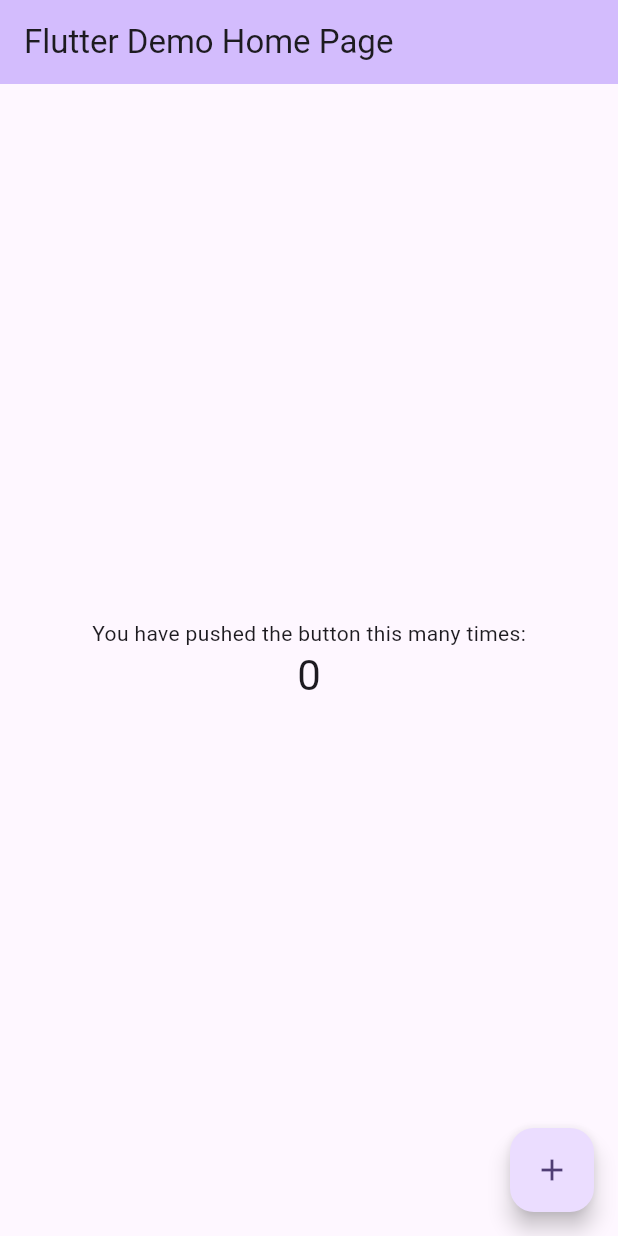
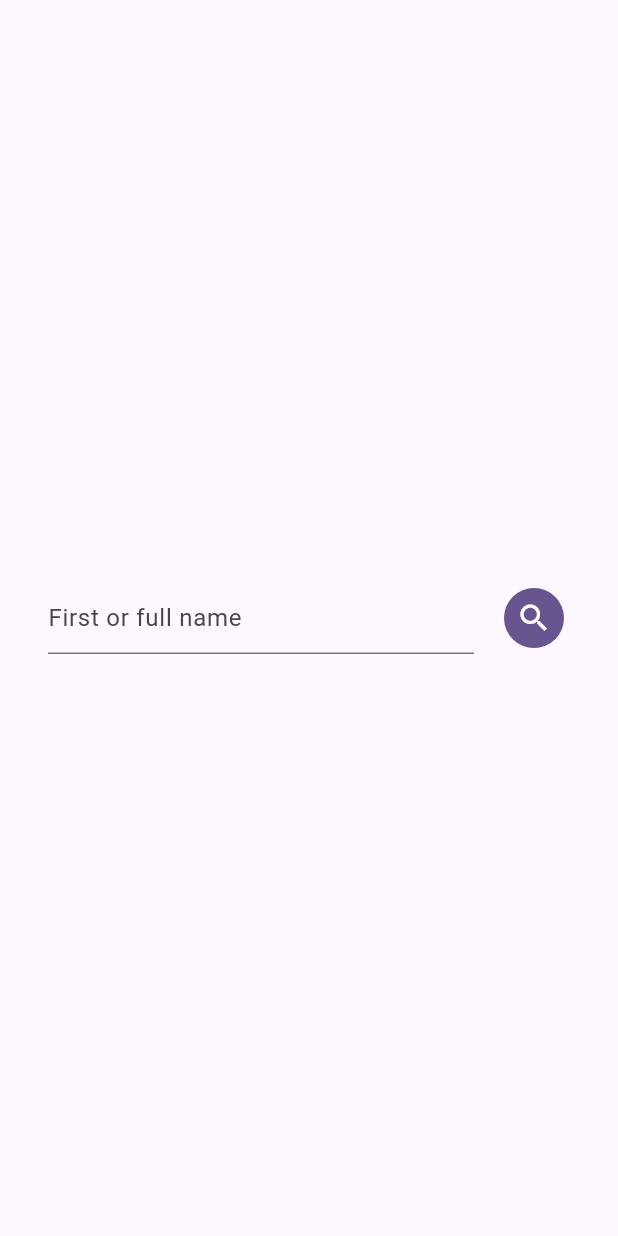
Before and after one commit to juri180/agify, a Flutter app: the screen it shows after launch, on a phone screen of 412 x 824 dp. Run offline on Flutter 3.47's test engine with Material 3 defaults, Android fonts, the light colour scheme and no system bars.

Commit message:
Create home page with basic controls

```diff
--- a/lib/main.dart
+++ b/lib/main.dart
@@ -1,4 +1,6 @@
 import 'package:flutter/material.dart';
+
+import 'ui/home_page.dart';
 
 void main() {
   runApp(const MyApp());
@@ -7,119 +9,14 @@ void main() {
 class MyApp extends StatelessWidget {
   const MyApp({super.key});
 
-  // This widget is the root of your application.
   @override
   Widget build(BuildContext context) {
     return MaterialApp(
       title: 'Agify',
       theme: ThemeData(
-        // This is the theme of your application.
-        //
-        // TRY THIS: Try running your application with "flutter run". You'll see
-        // the application has a purple toolbar. Then, without quitting the app,
-        // try changing the seedColor in the colorScheme below to Colors.green
-        // and then invoke "hot reload" (save your changes or press the "hot
-        // reload" button in a Flutter-supported IDE, or press "r" if you used
-        // the command line to start the app).
-        //
-        // Notice that the counter didn't reset back to zero; the application
-        // state is not lost during the reload. To reset the state, use hot
-        // restart instead.
-        //
-        // This works for code too, not just values: Most code changes can be
-        // tested with just a hot reload.
         colorScheme: ColorScheme.fromSeed(seedColor: Colors.deepPurple),
-        useMaterial3: true,
       ),
-      home: const MyHomePage(title: 'Flutter Demo Home Page'),
+      home: const HomePage(),
     );
   }
 }
-
-class MyHomePage extends StatefulWidget {
-  const MyHomePage({super.key, required this.title});
-
-  // This widget is the home page of your application. It is stateful, meaning
-  // that it has a State object (defined below) that contains fields that affect
-  // how it looks.
-
-  // This class is the configuration for the state. It holds the values (in this
-  // case the title) provided by the parent (in this case the App widget) and
-  // used by the build method of the State. Fields in a Widget subclass are
-  // always marked "final".
-
-  final String title;
-
-  @override
-  State<MyHomePage> createState() => _MyHomePageState();
-}
-
-class _MyHomePageState extends State<MyHomePage> {
-  int _counter = 0;
-
-  void _incrementCounter() {
-    setState(() {
-      // This call to setState tells the Flutter framework that something has
-      // changed in this State, which causes it to rerun the build method below
-      // so that the display can reflect the updated values. If we changed
-      // _counter without calling setState(), then the build method would not be
-      // called again, and so nothing would appear to happen.
-      _counter++;
-    });
-  }
-
-  @override
-  Widget build(BuildContext context) {
-    // This method is rerun every time setState is called, for instance as done
-    // by the _incrementCounter method above.
-    //
-    // The Flutter framework has been optimized to make rerunning build methods
-    // fast, so that you can just rebuild anything that needs updating rather
-    // than having to individually change instances of widgets.
-    return Scaffold(
-      appBar: AppBar(
-        // TRY THIS: Try changing the color here to a specific color (to
-        // Colors.amber, perhaps?) and trigger a hot reload to see the AppBar
-        // change color while the other colors stay the same.
-        backgroundColor: Theme.of(context).colorScheme.inversePrimary,
-        // Here we take the value from the MyHomePage object that was created by
-        // the App.build method, and use it to set our appbar title.
-        title: Text(widget.title),
-      ),
-      body: Center(
-        // Center is a layout widget. It takes a single child and positions it
-        // in the middle of the parent.
-        child: Column(
-          // Column is also a layout widget. It takes a list of children and
-          // arranges them vertically. By default, it sizes itself to fit its
-          // children horizontally, and tries to be as tall as its parent.
-          //
-          // Column has various properties to control how it sizes itself and
-          // how it positions its children. Here we use mainAxisAlignment to
-          // center the children vertically; the main axis here is the vertical
-          // axis because Columns are vertical (the cross axis would be
-          // horizontal).
-          //
-          // TRY THIS: Invoke "debug painting" (choose the "Toggle Debug Paint"
-          // action in the IDE, or press "p" in the console), to see the
-          // wireframe for each widget.
-          mainAxisAlignment: MainAxisAlignment.center,
-          children: <Widget>[
-            const Text(
-              'You have pushed the button this many times:',
-            ),
-            Text(
-              '$_counter',
-              style: Theme.of(context).textTheme.headlineMedium,
-            ),
-          ],
-        ),
-      ),
-      floatingActionButton: FloatingActionButton(
-        onPressed: _incrementCounter,
-        tooltip: 'Increment',
-        child: const Icon(Icons.add),
-      ), // This trailing comma makes auto-formatting nicer for build methods.
-    );
-  }
-}
--- /dev/null
+++ b/lib/ui/home_page.dart
@@ -0,0 +1,51 @@
+import 'package:flutter/material.dart';
+
+class HomePage extends StatefulWidget {
+  const HomePage({super.key});
+
+  @override
+  State<HomePage> createState() => _HomePageState();
+}
+
+class _HomePageState extends State<HomePage> {
+  final _nameController = TextEditingController();
+
+  @override
+  Widget build(BuildContext context) {
+    return Scaffold(
+      body: Padding(
+        padding: const EdgeInsets.all(32),
+        child: Center(
+          child: Column(
+            mainAxisAlignment: MainAxisAlignment.center,
+            children: <Widget>[
+              Row(
+                children: [
+                  Expanded(
+                    child: TextField(
+                      controller: _nameController,
+                      decoration: const InputDecoration(
+                        hintText: 'First or full name',
+                      ),
+                    ),
+                  ),
+                  const SizedBox(width: 16),
+                  IconButton.filled(
+                    onPressed: () {},
+                    icon: const Icon(Icons.search),
+                  ),
+                ],
+              ),
+            ],
+          ),
+        ),
+      ),
+    );
+  }
+
+  @override
+  void dispose() {
+    _nameController.dispose();
+    super.dispose();
+  }
+}
```
